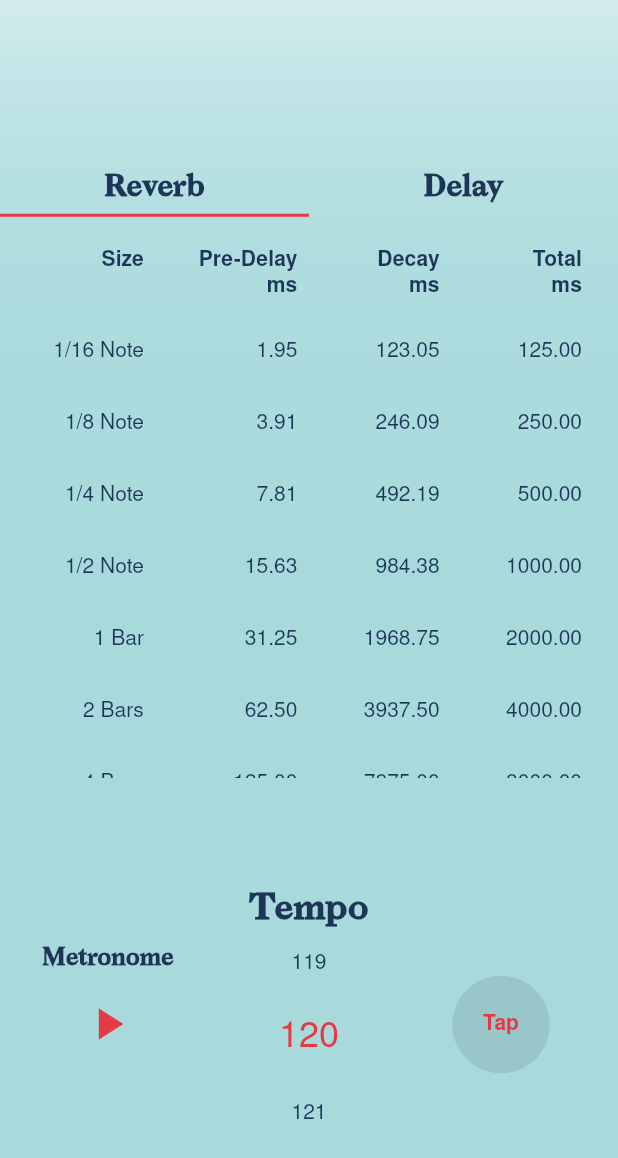
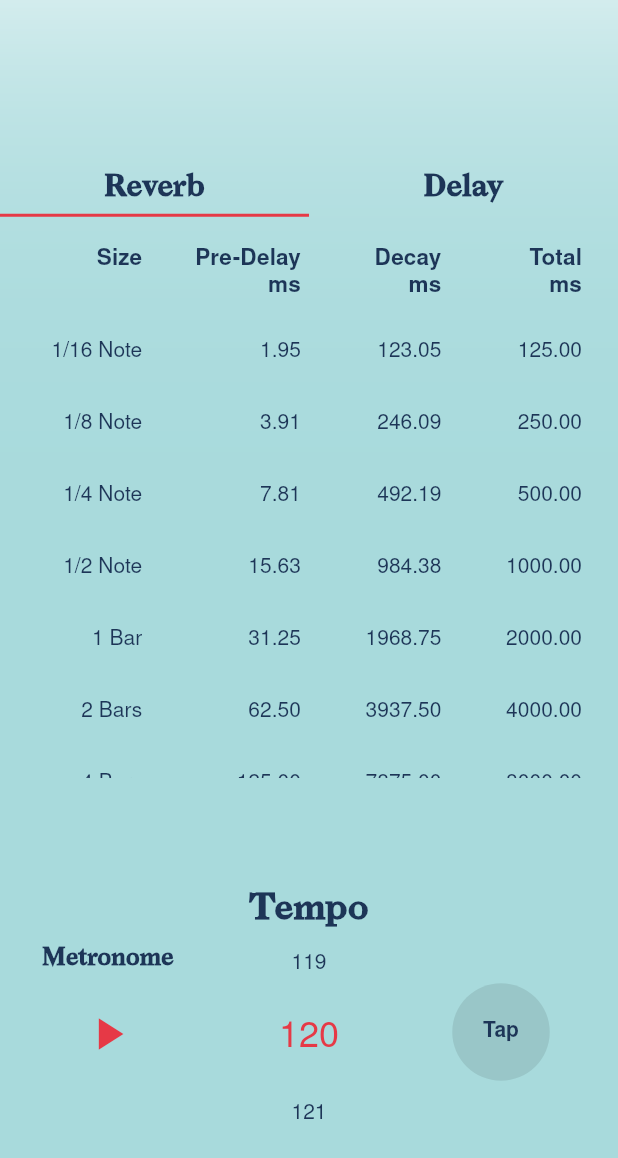
Before and after one commit to maniutin/reverb_calculator, a Flutter app: the screen it shows after launch, on a phone screen of 412 x 824 dp. Shown: the top 1158 px of the screen. Run offline on Flutter 3.47's test engine with Material 2 defaults, Android fonts, the phone set to English and light mode, and no system bars; drawn by our look-alikes of numberpicker; our stand-ins replace flutter_svg; missing offline and left inert: metronome.

Commit message:
update bottm row layout

```diff
--- a/lib/main.dart
+++ b/lib/main.dart
@@ -80,7 +80,7 @@ class _MyHomePageState extends State<MyHomePage> {
         child: Container(
           decoration: const BoxDecoration(
             image: DecorationImage(
-                image: AssetImage("assets/images/SVG/background-1.png"),
+                image: AssetImage("assets/images/background-1.png"),
                 fit: BoxFit.cover),
           ),
           child: Column(
@@ -194,7 +194,7 @@ class ValuesTable extends StatelessWidget {
                               style: TextStyle(
                                   color: theme.colorScheme.primary,
                                   fontWeight: FontWeight.w700,
-                              ),
+                                  fontSize: 15),
                             ),
                           ),
                           DataColumn(
@@ -204,7 +204,7 @@ class ValuesTable extends StatelessWidget {
                                 style: TextStyle(
                                     color: theme.colorScheme.primary,
                                     fontWeight: FontWeight.w700,
-                                )),
+                                    fontSize: 15)),
                           ),
                           DataColumn(
                             numeric: true,
@@ -213,7 +213,7 @@ class ValuesTable extends StatelessWidget {
                                 style: TextStyle(
                                     color: theme.colorScheme.primary,
                                     fontWeight: FontWeight.w700,
-                                )),
+                                    fontSize: 15)),
                           ),
                           DataColumn(
                             numeric: true,
@@ -222,7 +222,7 @@ class ValuesTable extends StatelessWidget {
                                 style: TextStyle(
                                     color: theme.colorScheme.primary,
                                     fontWeight: FontWeight.w700,
-                                )),
+                                    fontSize: 15)),
                           ),
                         ],
                         rows: [
@@ -329,7 +329,7 @@ class ValuesTable extends StatelessWidget {
                                 style: TextStyle(
                                     color: theme.colorScheme.primary,
                                     fontWeight: FontWeight.w700,
-                                )),
+                                    fontSize: 15)),
                           ),
                           DataColumn(
                             numeric: true,
@@ -338,7 +338,7 @@ class ValuesTable extends StatelessWidget {
                                 style: TextStyle(
                                     color: theme.colorScheme.primary,
                                     fontWeight: FontWeight.w700,
-                                )),
+                                    fontSize: 15)),
                           ),
                           DataColumn(
                             numeric: true,
@@ -347,7 +347,7 @@ class ValuesTable extends StatelessWidget {
                                 style: TextStyle(
                                     color: theme.colorScheme.primary,
                                     fontWeight: FontWeight.w700,
-                                )),
+                                    fontSize: 15)),
                           ),
                           DataColumn(
                             numeric: true,
@@ -356,7 +356,7 @@ class ValuesTable extends StatelessWidget {
                                 style: TextStyle(
                                     color: theme.colorScheme.primary,
                                     fontWeight: FontWeight.w700,
-                                )),
+                                    fontSize: 15)),
                           ),
                         ],
                         rows: [
@@ -509,7 +509,7 @@ class MetronomeWidgetState extends State<MetronomeWidget> {
                       fontSize: 16,
                       fontFamily: 'LarishNeue'),
                 ),
-                SizedBox(height: 10),
+                SizedBox(height: 17),
                 TextButton(
                   onPressed: () {
                     isMetroPlaying
@@ -626,7 +626,7 @@ class TapTempo extends StatelessWidget {
         child: Column(
           children: [
             SizedBox(
-              height: 20,
+              height: 25,
             ),
             Center(
               child: Row(
@@ -646,7 +646,7 @@ class TapTempo extends StatelessWidget {
                     child: Text(
                       'Tap',
                       style: TextStyle(
-                          color: theme.colorScheme.secondary,
+                          color: theme.colorScheme.primary,
                           fontWeight: FontWeight.w700),
                     ),
                   ),
--- a/pubspec.yaml
+++ b/pubspec.yaml
@@ -64,7 +64,7 @@ flutter:
   uses-material-design: true
   assets:
     - assets/audio/
-    - assets/images/SVG/
+    - assets/images/
   fonts:
     - family: LarishNeue
       fonts:
```
Also changed, not shown: assets/images/background-1.png (renamed from assets/images/SVG/background-1.png). Lines whose indentation alone changed are shown as unchanged.
